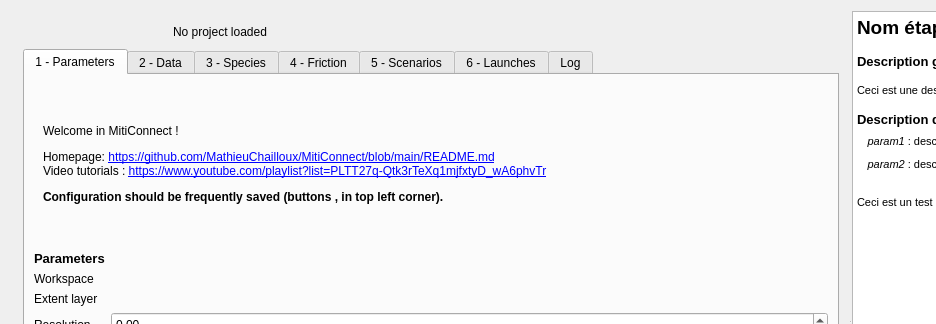
Above: ui/miti_connect_dialog_base.ui from MathieuChailloux/MitiConnect before the change; both pictures show x 0 to 936 and y 0 to 324 of the 1072 by 725 pixel window. Below: the same form after it.
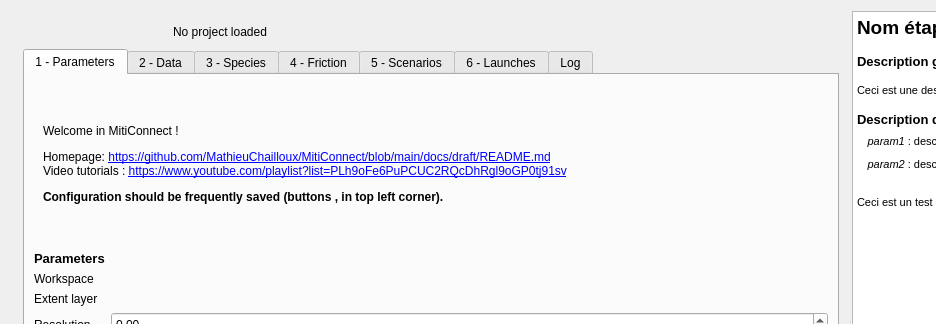
That is the form after the change. Icons and pictures are not drawn. Custom widgets are drawn as their Qt base class.

```diff
--- a/ui/miti_connect_dialog_base.ui
+++ b/ui/miti_connect_dialog_base.ui
@@ -343,7 +343,7 @@
                      </sizepolicy>
                     </property>
                     <property name="text">
-                     <string>&lt;html&gt;&lt;head/&gt;&lt;body&gt;&lt;p&gt;Welcome in MitiConnect !&lt;/p&gt;&lt;p&gt;Homepage: &lt;a href=&quot;https://github.com/MathieuChailloux/MitiConnect/blob/main/README.md&quot;&gt;&lt;span style=&quot; text-decoration: underline; color:#0000ff;&quot;&gt;https://github.com/MathieuChailloux/MitiConnect/blob/main/README.md&lt;/span&gt;&lt;/a&gt;&lt;br/&gt;Video tutorials : &lt;a href=&quot;https://www.youtube.com/playlist?list=PLTT27q-Qtk3rTeXq1mjfxtyD_wA6phvTr&quot;&gt;&lt;span style=&quot; text-decoration: underline; color:#0000ff;&quot;&gt;https://www.youtube.com/playlist?list=PLTT27q-Qtk3rTeXq1mjfxtyD_wA6phvTr&lt;/span&gt;&lt;/a&gt;&lt;/p&gt;&lt;p&gt;&lt;span style=&quot; font-weight:600;&quot;&gt;Configuration should be frequently saved (buttons &lt;/span&gt;&lt;img src=&quot;:/plugins/BioDispersal/icons/mActionFileSaveAs.svg&quot;/&gt;&lt;span style=&quot; font-weight:600;&quot;&gt;, &lt;/span&gt;&lt;img src=&quot;:/plugins/BioDispersal/icons/mActionFileSave.svg&quot;/&gt;&lt;span style=&quot; font-weight:600;&quot;&gt; in top left corner).&lt;/span&gt;&lt;/p&gt;&lt;/body&gt;&lt;/html&gt;</string>
+                     <string>&lt;html&gt;&lt;head/&gt;&lt;body&gt;&lt;p&gt;Welcome in MitiConnect !&lt;/p&gt;&lt;p&gt;Homepage: &lt;a href=&quot;https://github.com/MathieuChailloux/MitiConnect/blob/main/docs/draft/README.md&quot;&gt;&lt;span style=&quot; text-decoration: underline; color:#0000ff;&quot;&gt;https://github.com/MathieuChailloux/MitiConnect/blob/main/docs/draft/README.md&lt;/span&gt;&lt;/a&gt;&lt;br/&gt;Video tutorials : &lt;a href=&quot;https://www.youtube.com/playlist?list=PLh9oFe6PuPCUC2RQcDhRgl9oGP0tj91sv&quot;&gt;&lt;span style=&quot; text-decoration: underline; color:#0000ff;&quot;&gt;https://www.youtube.com/playlist?list=PLh9oFe6PuPCUC2RQcDhRgl9oGP0tj91sv&lt;/span&gt;&lt;/a&gt;&lt;/p&gt;&lt;p&gt;&lt;span style=&quot; font-weight:600;&quot;&gt;Configuration should be frequently saved (buttons &lt;/span&gt;&lt;img src=&quot;:/plugins/BioDispersal/icons/mActionFileSaveAs.svg&quot;/&gt;&lt;span style=&quot; font-weight:600;&quot;&gt;, &lt;/span&gt;&lt;img src=&quot;:/plugins/BioDispersal/icons/mActionFileSave.svg&quot;/&gt;&lt;span style=&quot; font-weight:600;&quot;&gt; in top left corner).&lt;/span&gt;&lt;/p&gt;&lt;/body&gt;&lt;/html&gt;</string>
                     </property>
                     <property name="wordWrap">
                      <bool>true</bool>
```
